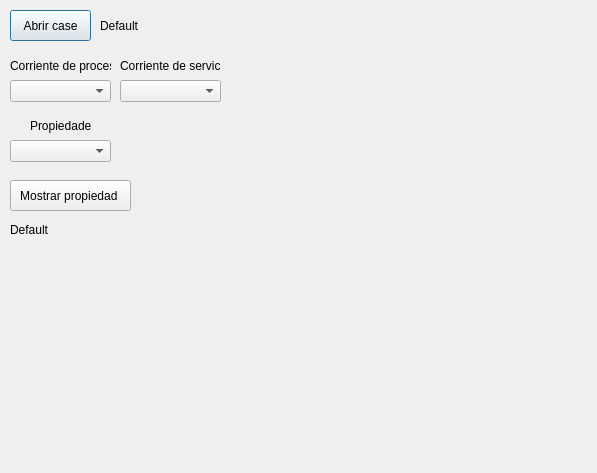
Before: the Qt Designer form GUI.ui in tinchofiuba/pythonHysys, drawn with Qt 5.
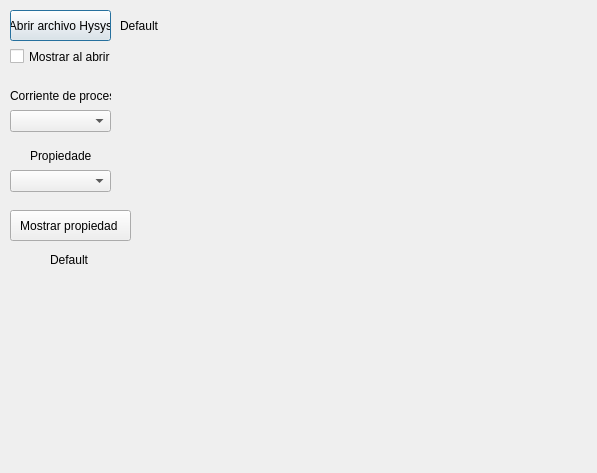
After: the same form once the commit is applied.

Commit message: vinculo la apertura del hysys y saco los nombres de las corrientes y las guardo en un json

Patch:
```diff
--- a/GUI.ui
+++ b/GUI.ui
@@ -18,18 +18,18 @@
     <rect>
      <x>10</x>
      <y>10</y>
-     <width>81</width>
+     <width>101</width>
      <height>31</height>
     </rect>
    </property>
    <property name="text">
-    <string>Abrir case</string>
+    <string>Abrir archivo Hysys</string>
    </property>
   </widget>
   <widget class="QLabel" name="label">
    <property name="geometry">
     <rect>
-     <x>100</x>
+     <x>120</x>
      <y>16</y>
      <width>341</width>
      <height>20</height>
@@ -43,7 +43,7 @@
    <property name="geometry">
     <rect>
      <x>10</x>
-     <y>80</y>
+     <y>110</y>
      <width>101</width>
      <height>22</height>
     </rect>
@@ -53,7 +53,7 @@
    <property name="geometry">
     <rect>
      <x>10</x>
-     <y>50</y>
+     <y>80</y>
      <width>101</width>
      <height>31</height>
     </rect>
@@ -66,7 +66,7 @@
    <property name="geometry">
     <rect>
      <x>10</x>
-     <y>140</y>
+     <y>170</y>
      <width>101</width>
      <height>22</height>
     </rect>
@@ -76,7 +76,7 @@
    <property name="geometry">
     <rect>
      <x>30</x>
-     <y>110</y>
+     <y>140</y>
      <width>61</width>
      <height>31</height>
     </rect>
@@ -89,7 +89,7 @@
    <property name="geometry">
     <rect>
      <x>10</x>
-     <y>180</y>
+     <y>210</y>
      <width>121</width>
      <height>31</height>
     </rect>
@@ -101,9 +101,9 @@
   <widget class="QLabel" name="label_4">
    <property name="geometry">
     <rect>
-     <x>10</x>
-     <y>220</y>
-     <width>111</width>
+     <x>50</x>
+     <y>250</y>
+     <width>61</width>
      <height>20</height>
     </rect>
    </property>
@@ -111,27 +111,17 @@
     <string>Default</string>
    </property>
   </widget>
-  <widget class="QComboBox" name="comboBox_3">
+  <widget class="QCheckBox" name="checkBox">
    <property name="geometry">
     <rect>
-     <x>120</x>
-     <y>80</y>
+     <x>10</x>
+     <y>46</y>
      <width>101</width>
-     <height>22</height>
-    </rect>
-   </property>
-  </widget>
-  <widget class="QLabel" name="label_5">
-   <property name="geometry">
-    <rect>
-     <x>120</x>
-     <y>50</y>
-     <width>101</width>
-     <height>31</height>
+     <height>21</height>
     </rect>
    </property>
    <property name="text">
-    <string>Corriente de servicio</string>
+    <string>Mostrar al abrir</string>
    </property>
   </widget>
  </widget>
```
The commit also changes 11 other files.
